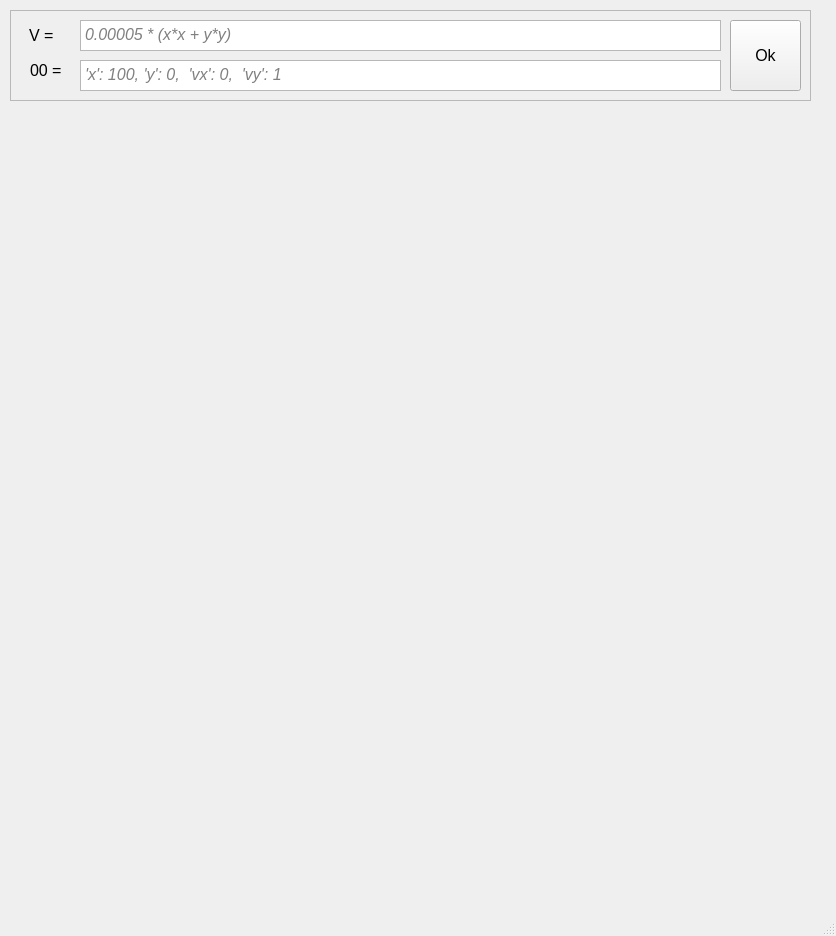
Above: ui/mainForm.ui from vladmikhbond/MechanPyQt before the change. Below: the same form after it.
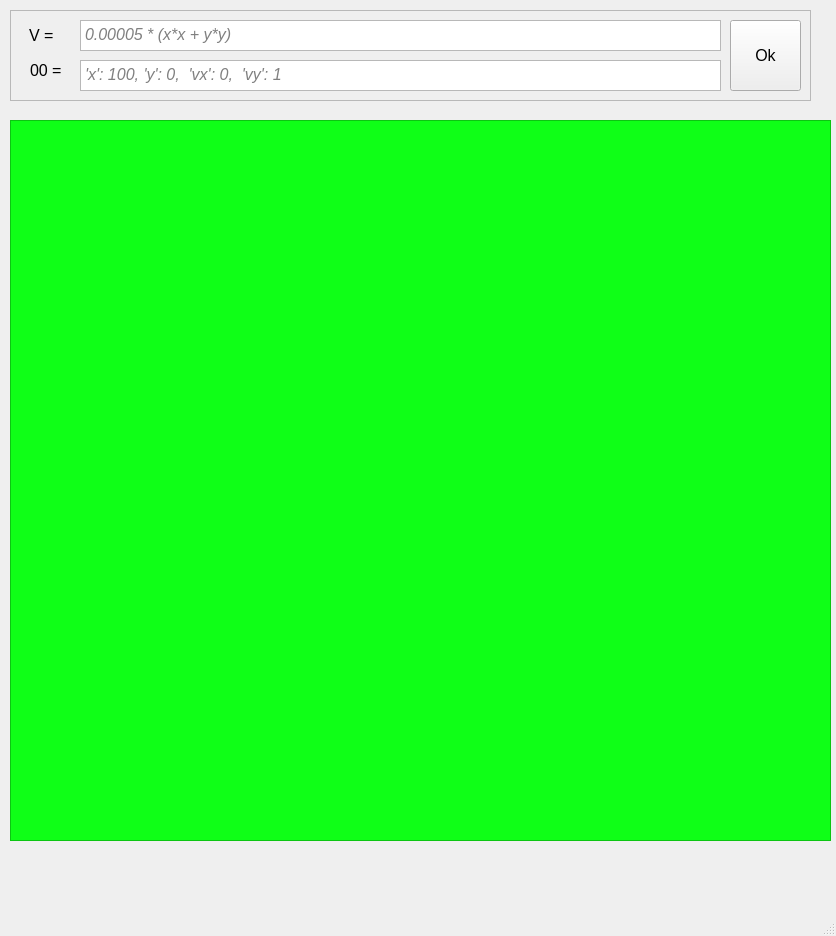
That is the form after the change.

Patch:
```diff
--- a/ui/mainForm.ui
+++ b/ui/mainForm.ui
@@ -145,6 +145,32 @@
      </property>
     </widget>
    </widget>
+   <widget class="QScrollArea" name="scrollArea">
+    <property name="geometry">
+     <rect>
+      <x>10</x>
+      <y>120</y>
+      <width>821</width>
+      <height>721</height>
+     </rect>
+    </property>
+    <property name="styleSheet">
+     <string notr="true">background-color: rgb(15, 255, 23);</string>
+    </property>
+    <property name="widgetResizable">
+     <bool>true</bool>
+    </property>
+    <widget class="QWidget" name="scrollAreaWidgetContents">
+     <property name="geometry">
+      <rect>
+       <x>0</x>
+       <y>0</y>
+       <width>819</width>
+       <height>719</height>
+      </rect>
+     </property>
+    </widget>
+   </widget>
   </widget>
   <widget class="QMenuBar" name="menubar">
    <property name="geometry">
```
